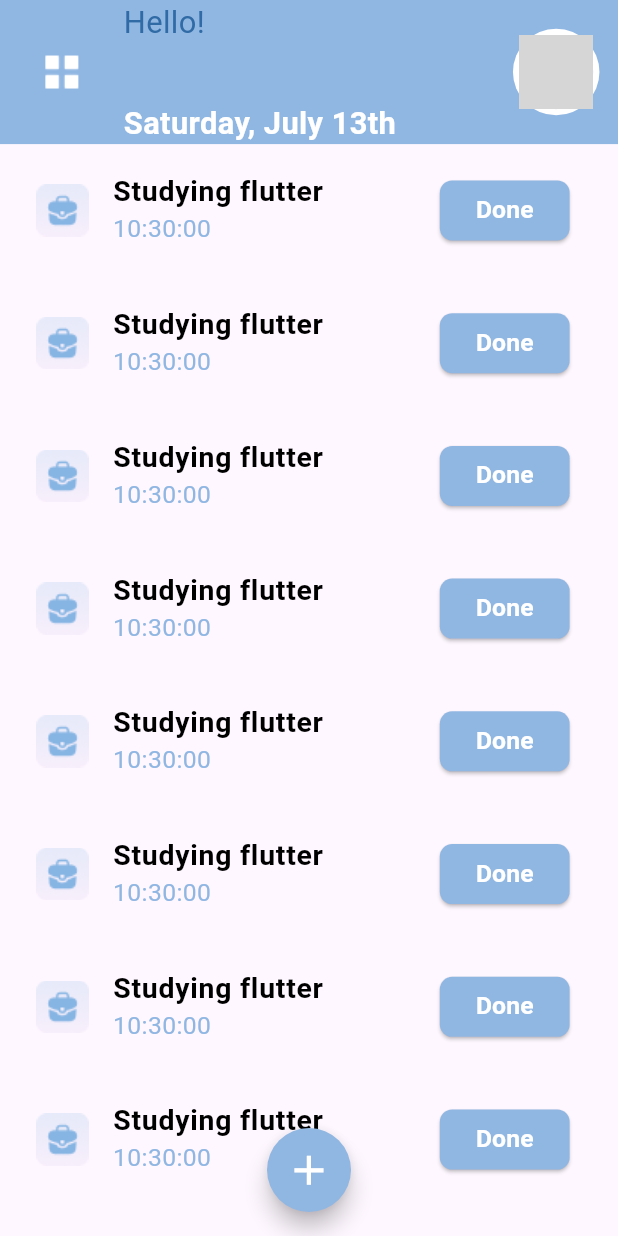
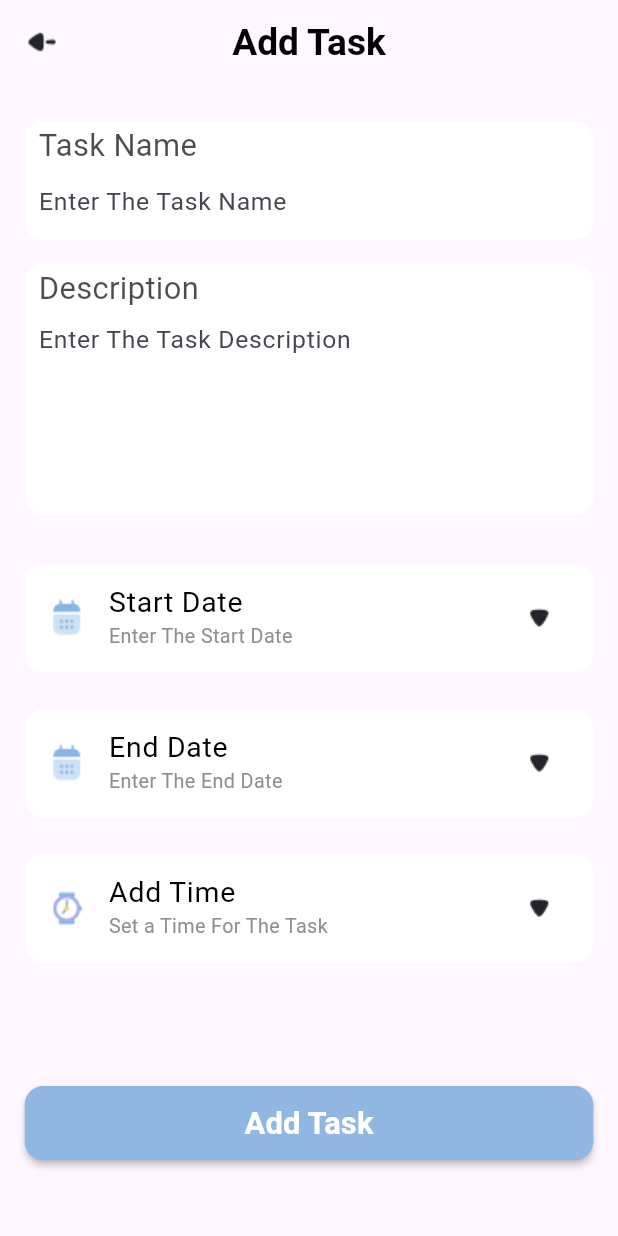
Before and after one commit to atefElhamsa/todo-app, a Flutter app: the HomeScreen screen opened directly with empty values, after a tap on the "add" icon, on a phone screen of 412 x 824 dp. Run offline on Flutter 3.47's test engine with Material 3 defaults, Android fonts, the phone set to English and light mode, and no system bars; our stand-ins replace google_fonts, image_picker; grey boxes are pictures that could not be loaded.

Commit message:
add task finished

```diff
--- a/analysis_options.yaml
+++ b/analysis_options.yaml
@@ -7,6 +7,9 @@
 
 # The following line activates a set of recommended lints for Flutter apps,
 # packages, and plugins designed to encourage good coding practices.
+analyzer:
+  errors:
+    must_be_immutable: ignore
 include: package:flutter_lints/flutter.yaml
 
 linter:
--- /dev/null
+++ b/lib/core/shared_widgets/custom_field.dart
@@ -0,0 +1,89 @@
+// ignore_for_file: must_be_immutable
+
+import 'package:flutter/material.dart';
+import 'package:google_fonts/google_fonts.dart';
+import '../utils/app_colors.dart';
+
+class CustomTextField extends StatelessWidget {
+  const CustomTextField({
+    super.key,
+    required this.controller,
+    required this.nameFromKey,
+    required this.title,
+    required this.subTitle,
+    required this.borderColor,
+    this.minLines = 1,
+    this.maxLines = 1,
+  });
+
+  final TextEditingController controller;
+  final GlobalKey nameFromKey;
+  final String title;
+  final String subTitle;
+  final Color borderColor;
+  final int minLines;
+  final int maxLines;
+
+  @override
+  Widget build(BuildContext context) {
+    return Padding(
+      padding: EdgeInsets.symmetric(
+          horizontal: MediaQuery.of(context).size.width * 0.04),
+      child: Container(
+        decoration: BoxDecoration(
+          color: AppColors.white,
+          borderRadius:
+              BorderRadius.circular(MediaQuery.of(context).size.width * 0.03),
+          border: Border.all(color: borderColor),
+        ),
+        child: Padding(
+          padding: EdgeInsets.symmetric(
+              horizontal: MediaQuery.of(context).size.width * 0.02),
+          child: Column(
+            crossAxisAlignment: CrossAxisAlignment.start,
+            children: [
+              Text(
+                title,
+                style: GoogleFonts.lexendDeca(
+                  textStyle: TextStyle(
+                    fontWeight: FontWeight.w400,
+                    color: AppColors.black.withOpacity(0.7),
+                    fontSize: MediaQuery.of(context).size.height * 0.025,
+                  ),
+                ),
+              ),
+              Form(
+                key: nameFromKey,
+                child: TextFormField(
+                  onFieldSubmitted: (value) {
+                    FocusScope.of(context).requestFocus(
+                      FocusNode(),
+                    );
+                  },
+                  minLines: minLines,
+                  maxLines: maxLines,
+                  controller: controller,
+                  validator: (value) {
+                    if (value == null || value.isEmpty == true) {
+                      return "Please Enter Name";
+                    }
+                    return null;
+                  },
+                  decoration: InputDecoration(
+                    hintText: subTitle,
+                    hintStyle: TextStyle(
+                        fontSize: MediaQuery.of(context).size.height * 0.02),
+                    enabledBorder: InputBorder.none,
+                    focusedBorder: InputBorder.none,
+                    errorBorder: InputBorder.none,
+                    focusedErrorBorder: InputBorder.none,
+                  ),
+                ),
+              ),
+            ],
+          ),
+        ),
+      ),
+    );
+  }
+}
--- a/lib/core/utils/app_colors.dart
+++ b/lib/core/utils/app_colors.dart
@@ -9,4 +9,5 @@ class AppColors {
   static const Color grey2 = Color(0XFF6E6A7C);
   static const Color blue = Color(0XFF306BA6);
   static const Color red = Color(0XFFBD5461);
+  static const Color archivedAndDone = Color(0XFF739CCB);
 }
--- a/lib/core/utils/app_images.dart
+++ b/lib/core/utils/app_images.dart
@@ -1,7 +1,13 @@
 class AppImages {
   static const String onBoardingImages = "assets/images/onboarding_image.png";
+  static const String arrowRight = "assets/images/Arrow_Right.png";
   static const String arrowLeft = "assets/images/Arrow_Left.png";
   static const String loginImage = "assets/images/login_image.png";
   static const String menu = "assets/images/menu.png";
   static const String shop = "assets/images/shop.png";
+  static const String doneTasks = "assets/images/done.png";
+  static const String archeviedTasks = "assets/images/archived.png";
+  static const String calendar = "assets/images/calendar.png";
+  static const String watch = "assets/images/watch.png";
+  static const String arrowDown = "assets/images/Arrow_Down.png";
 }
--- a/lib/core/utils/app_texts.dart
+++ b/lib/core/utils/app_texts.dart
@@ -12,4 +12,17 @@ class AppTexts {
   static const String camera = "Camera";
   static const String hello = "Hello!";
   static const String done = "Done";
+  static const String doneTasks = "Done Tasks";
+  static const String archivedTasks = "Archived Tasks";
+  static const String addTask = "Add Task";
+  static const String taskName = "Task Name";
+  static const String enterTaskName = "Enter The Task Name";
+  static const String description = "Description";
+  static const String enterTaskDescription = "Enter The Task Description";
+  static const String startDate = "Start Date";
+  static const String endDate = "End Date";
+  static const String addTime = "Add Time";
+  static const String enterStartDate = "Enter The Start Date";
+  static const String enterEndDate = "Enter The End Date";
+  static const String setTimeForTask = "Set a Time For The Task";
 }
--- /dev/null
+++ b/lib/features/add_note/presentation/view/add_note_screen.dart
@@ -0,0 +1,40 @@
+import 'package:flutter/material.dart';
+import 'package:google_fonts/google_fonts.dart';
+import 'package:todo/core/utils/app_colors.dart';
+import 'package:todo/core/utils/app_images.dart';
+import 'package:todo/core/utils/app_texts.dart';
+import 'package:todo/features/add_note/presentation/view/widgets/add_note_body.dart';
+
+class AddNoteScreen extends StatelessWidget {
+  const AddNoteScreen({super.key});
+
+  @override
+  Widget build(BuildContext context) {
+    return SafeArea(
+      child: Scaffold(
+        appBar: AppBar(
+          centerTitle: true,
+          title: Text(
+            AppTexts.addTask,
+            style: GoogleFonts.lexendDeca(
+              textStyle: TextStyle(
+                fontWeight: FontWeight.w600,
+                color: AppColors.black,
+                fontSize: MediaQuery.of(context).size.height * 0.03,
+              ),
+            ),
+          ),
+          leading: GestureDetector(
+            onTap: () {
+              Navigator.pop(context);
+            },
+            child: Image.asset(
+              AppImages.arrowLeft,
+            ),
+          ),
+        ),
+        body: const AddNoteBody(),
+      ),
+    );
+  }
+}
--- /dev/null
+++ b/lib/features/add_note/presentation/view/widgets/add_note_body.dart
@@ -0,0 +1,220 @@
+import 'package:flutter/material.dart';
+import 'package:google_fonts/google_fonts.dart';
+import 'package:todo/core/shared_widgets/custom_field.dart';
+import 'package:todo/core/utils/app_colors.dart';
+import 'package:todo/core/utils/app_images.dart';
+import 'package:todo/core/utils/app_texts.dart';
+
+class AddNoteBody extends StatefulWidget {
+  const AddNoteBody({super.key});
+
+  @override
+  State<AddNoteBody> createState() => _AddNoteBodyState();
+}
+
+class _AddNoteBodyState extends State<AddNoteBody> {
+  TextEditingController taskName = TextEditingController();
+  var nameFromKeyTask = GlobalKey<FormState>();
+  TextEditingController descriptionName = TextEditingController();
+  var nameFromKeyDescription = GlobalKey<FormState>();
+
+  @override
+  Widget build(BuildContext context) {
+    return ListView(
+      children: [
+        SizedBox(
+          height: MediaQuery.of(context).size.height * 0.03,
+        ),
+        CustomTextField(
+          controller: taskName,
+          nameFromKey: nameFromKeyTask,
+          title: AppTexts.taskName,
+          subTitle: AppTexts.enterTaskName,
+          borderColor: AppColors.white,
+        ),
+        SizedBox(
+          height: MediaQuery.of(context).size.height * 0.02,
+        ),
+        CustomTextField(
+          controller: descriptionName,
+          nameFromKey: nameFromKeyDescription,
+          title: AppTexts.description,
+          subTitle: AppTexts.enterTaskDescription,
+          borderColor: AppColors.white,
+          minLines: 5,
+          maxLines: 7,
+        ),
+        SizedBox(
+          height: MediaQuery.of(context).size.height * 0.04,
+        ),
+        Padding(
+          padding: EdgeInsets.symmetric(
+              horizontal: MediaQuery.of(context).size.width * 0.04),
+          child: ListTile(
+            shape: RoundedRectangleBorder(
+                borderRadius: BorderRadius.circular(
+                    MediaQuery.of(context).size.width * 0.03)),
+            tileColor: AppColors.white,
+            title: Text(
+              AppTexts.startDate,
+              style: GoogleFonts.lexendDeca(
+                textStyle: TextStyle(
+                  fontWeight: FontWeight.w400,
+                  color: AppColors.black,
+                  fontSize: MediaQuery.of(context).size.height * 0.023,
+                ),
+              ),
+            ),
+            leading: Image.asset(AppImages.calendar),
+            trailing: GestureDetector(
+              onTap: () {
+                showDatePicker(
+                  context: context,
+                  firstDate: DateTime.now(),
+                  lastDate: DateTime.now(),
+                );
+              },
+              child: Image.asset(AppImages.arrowDown),
+            ),
+            subtitle: Text(
+              AppTexts.enterStartDate,
+              style: GoogleFonts.lexendDeca(
+                textStyle: TextStyle(
+                  fontWeight: FontWeight.w400,
+                  color: AppColors.grey1,
+                  fontSize: MediaQuery.of(context).size.height * 0.016,
+                ),
+              ),
+            ),
+          ),
+        ),
+        SizedBox(
+          height: MediaQuery.of(context).size.height * 0.03,
+        ),
+        Padding(
+          padding: EdgeInsets.symmetric(
+              horizontal: MediaQuery.of(context).size.width * 0.04),
+          child: ListTile(
+            shape: RoundedRectangleBorder(
+              borderRadius: BorderRadius.circular(
+                MediaQuery.of(context).size.width * 0.03,
+              ),
+            ),
+            tileColor: AppColors.white,
+            title: Text(
+              AppTexts.endDate,
+              style: GoogleFonts.lexendDeca(
+                textStyle: TextStyle(
+                  fontWeight: FontWeight.w400,
+                  color: AppColors.black,
+                  fontSize: MediaQuery.of(context).size.height * 0.023,
+                ),
+              ),
+            ),
+            leading: Image.asset(AppImages.calendar),
+            trailing: GestureDetector(
+              onTap: () {
+                showDatePicker(
+                  context: context,
+                  firstDate: DateTime.now(),
+                  lastDate: DateTime.now().add(
+                    const Duration(days: 365),
+                  ),
+                );
+              },
+              child: Image.asset(AppImages.arrowDown),
+            ),
+            subtitle: Text(
+              AppTexts.enterEndDate,
+              style: GoogleFonts.lexendDeca(
+                textStyle: TextStyle(
+                  fontWeight: FontWeight.w400,
+                  color: AppColors.grey1,
+                  fontSize: MediaQuery.of(context).size.height * 0.016,
+                ),
+              ),
+            ),
+          ),
+        ),
+        SizedBox(
+          height: MediaQuery.of(context).size.height * 0.03,
+        ),
+        Padding(
+          padding: EdgeInsets.symmetric(
+              horizontal: MediaQuery.of(context).size.width * 0.04),
+          child: ListTile(
+            shape: RoundedRectangleBorder(
+              borderRadius: BorderRadius.circular(
+                MediaQuery.of(context).size.width * 0.03,
+              ),
+            ),
+            tileColor: AppColors.white,
+            title: Text(
+              AppTexts.addTime,
+              style: GoogleFonts.lexendDeca(
+                textStyle: TextStyle(
+                  fontWeight: FontWeight.w400,
+                  color: AppColors.black,
+                  fontSize: MediaQuery.of(context).size.height * 0.023,
+                ),
+              ),
+            ),
+            leading: Image.asset(AppImages.watch),
+            trailing: GestureDetector(
+              onTap: () {
+                showTimePicker(
+                  context: context,
+                  initialTime: TimeOfDay.now(),
+                );
+              },
+              child: Image.asset(AppImages.arrowDown),
+            ),
+            subtitle: Text(
+              AppTexts.setTimeForTask,
+              style: GoogleFonts.lexendDeca(
+                textStyle: TextStyle(
+                  fontWeight: FontWeight.w400,
+                  color: AppColors.grey1,
+                  fontSize: MediaQuery.of(context).size.height * 0.016,
+                ),
+              ),
+            ),
+          ),
+        ),
+        SizedBox(
+          height: MediaQuery.of(context).size.height * 0.1,
+        ),
+        Padding(
+          padding: EdgeInsets.symmetric(
+              horizontal: MediaQuery.of(context).size.width * 0.04),
+          child: MaterialButton(
+            onPressed: () {},
+            color: AppColors.mainColor,
+            height: MediaQuery.of(context).size.height * 0.06,
+            shape: RoundedRectangleBorder(
+              borderRadius:
+              BorderRadius.circular(MediaQuery.of(context).size.width * 0.03),
+            ),
+            child: Row(
+              children: [
+                Expanded(
+                  child: Text(
+                    AppTexts.addTask,
+                    textAlign: TextAlign.center,
+                    style: GoogleFonts.lexendDeca(
+                      textStyle: TextStyle(
+                        fontWeight: FontWeight.w600,
+                        color: AppColors.white,
+                        fontSize: MediaQuery.of(context).size.height * 0.025,
+                      ),
+                    ),
+                  ),
+                ),
+              ],
+            ),
+          ),
+        ),
+      ],
+    );
+  }
+}
--- a/lib/features/home/presentation/view/home_screen.dart
+++ b/lib/features/home/presentation/view/home_screen.dart
@@ -1,7 +1,9 @@
 import 'dart:io';
 import 'package:flutter/material.dart';
 import 'package:todo/core/utils/app_colors.dart';
+import 'package:todo/features/add_note/presentation/view/add_note_screen.dart';
 import 'package:todo/features/home/presentation/view/widgets/home_body.dart';
+import 'package:todo/features/home/presentation/view/widgets/home_drawer.dart';
 
 class HomeScreen extends StatelessWidget {
   const HomeScreen({super.key, required this.photo, required this.name});
@@ -15,7 +17,14 @@ class HomeScreen extends StatelessWidget {
       child: Scaffold(
         floatingActionButtonLocation: FloatingActionButtonLocation.centerFloat,
         floatingActionButton: FloatingActionButton(
-          onPressed: () {},
+          onPressed: () {
+            Navigator.push(
+              context,
+              MaterialPageRoute(builder: (context){
+                return const AddNoteScreen();
+              }),
+            );
+          },
           backgroundColor: AppColors.mainColor,
           shape: RoundedRectangleBorder(
             borderRadius:
@@ -27,8 +36,9 @@ class HomeScreen extends StatelessWidget {
             size: MediaQuery.of(context).size.width * 0.08,
           ),
         ),
-        drawer: Drawer(
-          child: Text("Atef Elhamsa"),
+        drawer: HomeDrawer(
+          name: name,
+          photo: photo,
         ),
         body: HomeBody(
           name: name,
--- /dev/null
+++ b/lib/features/home/presentation/view/widgets/home_drawer.dart
@@ -0,0 +1,111 @@
+import 'dart:io';
+import 'package:flutter/material.dart';
+import 'package:google_fonts/google_fonts.dart';
+import 'package:todo/core/utils/app_images.dart';
+import 'package:todo/core/utils/app_texts.dart';
+import '../../../../../core/utils/app_colors.dart';
+
+class HomeDrawer extends StatelessWidget {
+  const HomeDrawer({super.key, required this.name, required this.photo});
+
+  final String name;
+  final File photo;
+
+  @override
+  Widget build(BuildContext context) {
+    return Drawer(
+      width: MediaQuery.of(context).size.width * 0.7,
+      shape: RoundedRectangleBorder(
+        borderRadius: BorderRadius.only(
+          bottomRight: Radius.circular(MediaQuery.of(context).size.width * 0),
+          topRight: Radius.circular(MediaQuery.of(context).size.width * 0.15),
+        ),
+      ),
+      child: Column(
+        children: [
+          Container(
+            padding: EdgeInsets.all(MediaQuery.of(context).size.height * 0.022),
+            color: AppColors.mainColor,
+            child: Row(
+              children: [
+                Expanded(
+                  child: CircleAvatar(
+                    radius: MediaQuery.of(context).size.width * 0.065,
+                    backgroundColor: AppColors.white,
+                    child: CircleAvatar(
+                      radius: MediaQuery.of(context).size.width * 0.06,
+                      backgroundImage: Image.file(
+                        photo,
+                        fit: BoxFit.cover,
+                      ).image,
+                    ),
+                  ),
+                ),
+                Expanded(
+                  child: Text(
+                    name.trim(),
+                    style: GoogleFonts.lexendDeca(
+                      textStyle: TextStyle(
+                        fontWeight: FontWeight.w600,
+                        color: AppColors.white,
+                        fontSize: MediaQuery.of(context).size.height * 0.025,
+                      ),
+                    ),
+                  ),
+                ),
+              ],
+            ),
+          ),
+          SizedBox(height: MediaQuery.of(context).size.height * 0.02,),
+          Padding(
+            padding: EdgeInsets.only(right: MediaQuery.of(context).size.width * 0.06),
+            child: ListTile(
+              shape: RoundedRectangleBorder(
+                borderRadius: BorderRadius.only(
+                  topRight: Radius.circular(MediaQuery.of(context).size.width * 0.03),
+                  bottomRight: Radius.circular(MediaQuery.of(context).size.width * 0.03),
+                ),
+              ),
+              tileColor: AppColors.mainColor.withOpacity(0.1),
+              title: Text(
+                AppTexts.archivedTasks,
+                style: GoogleFonts.lexendDeca(
+                  textStyle: TextStyle(
+                    fontWeight: FontWeight.w600,
+                    color: AppColors.archivedAndDone,
+                    fontSize: MediaQuery.of(context).size.height * 0.025,
+                  ),
+                ),
+              ),
+              leading: Image.asset(AppImages.archeviedTasks),
+            ),
+          ),
+          SizedBox(height: MediaQuery.of(context).size.height * 0.02,),
+          Padding(
+            padding: EdgeInsets.only(right: MediaQuery.of(context).size.width * 0.06),
+            child: ListTile(
+              shape: RoundedRectangleBorder(
+                borderRadius: BorderRadius.only(
+                  topRight: Radius.circular(MediaQuery.of(context).size.width * 0.03),
+                  bottomRight: Radius.circular(MediaQuery.of(context).size.width * 0.03),
+                ),
+              ),
+              tileColor: AppColors.mainColor.withOpacity(0.1),
+              title: Text(
+                AppTexts.doneTasks,
+                style: GoogleFonts.lexendDeca(
+                  textStyle: TextStyle(
+                    fontWeight: FontWeight.w600,
+                    color: AppColors.archivedAndDone,
+                    fontSize: MediaQuery.of(context).size.height * 0.025,
+                  ),
+                ),
+              ),
+              leading: Image.asset(AppImages.doneTasks),
+            ),
+          ),
+        ],
+      ),
+    );
+  }
+}
--- a/lib/features/login/presentation/view/widgets/appbar.dart
+++ b/lib/features/login/presentation/view/widgets/appbar.dart
@@ -1,8 +1,6 @@
 import 'dart:io';
-
 import 'package:flutter/material.dart';
 import 'package:google_fonts/google_fonts.dart';
-
 import '../../../../../core/utils/app_colors.dart';
 import '../../../../../core/utils/app_images.dart';
 import '../../../../../core/utils/app_texts.dart';
@@ -78,7 +76,7 @@ class CustomAppBar extends StatelessWidget {
           ),
           Expanded(
             child: CircleAvatar(
-              radius: MediaQuery.of(context).size.width * 0.07,
+              radius: MediaQuery.of(context).size.width * 0.065,
               backgroundColor: AppColors.white,
               child: CircleAvatar(
                 radius: MediaQuery.of(context).size.width * 0.06,
--- a/lib/features/login/presentation/view/widgets/login_body.dart
+++ b/lib/features/login/presentation/view/widgets/login_body.dart
@@ -1,7 +1,10 @@
+// ignore_for_file: use_build_context_synchronously
+
 import 'dart:io';
 import 'package:flutter/material.dart';
 import 'package:google_fonts/google_fonts.dart';
 import 'package:image_picker/image_picker.dart';
+import 'package:todo/core/shared_widgets/custom_field.dart';
 import 'package:todo/core/utils/app_colors.dart';
 import 'package:todo/core/utils/app_images.dart';
 import 'package:todo/core/utils/app_texts.dart';
@@ -237,57 +240,12 @@ class _LoginBodyState extends State<LoginBody> {
           SizedBox(
             height: MediaQuery.of(context).size.height * 0.06,
           ),
-          Padding(
-            padding: EdgeInsets.symmetric(
-                horizontal: MediaQuery.of(context).size.width * 0.04),
-            child: Container(
-              decoration: BoxDecoration(
-                borderRadius: BorderRadius.circular(
-                    MediaQuery.of(context).size.width * 0.03),
-                border: Border.all(color: AppColors.labni2),
-              ),
-              child: Padding(
-                padding: EdgeInsets.symmetric(
-                    horizontal: MediaQuery.of(context).size.width * 0.02),
-                child: Column(
-                  crossAxisAlignment: CrossAxisAlignment.start,
-                  children: [
-                    Text(
-                      AppTexts.yourName,
-                      style: GoogleFonts.lexendDeca(
-                        textStyle: TextStyle(
-                          fontWeight: FontWeight.w400,
-                          color: AppColors.grey2,
-                          fontSize: MediaQuery.of(context).size.height * 0.025,
-                        ),
-                      ),
-                    ),
-                    Form(
-                      key: nameFromKey,
-                      child: TextFormField(
-                        controller: name,
-                        validator: (value) {
-                          if (value == null || value.isEmpty == true) {
-                            return "Please Enter Your Name";
-                          }
-                          return null;
-                        },
-                        decoration: InputDecoration(
-                          hintText: AppTexts.enterYourName,
-                          hintStyle: TextStyle(
-                              fontSize:
-                                  MediaQuery.of(context).size.height * 0.02),
-                          enabledBorder: InputBorder.none,
-                          focusedBorder: InputBorder.none,
-                          errorBorder: InputBorder.none,
-                          focusedErrorBorder: InputBorder.none,
-                        ),
-                      ),
-                    ),
-                  ],
-                ),
-              ),
-            ),
+          CustomTextField(
+            nameFromKey: nameFromKey,
+            controller: name,
+            title: AppTexts.yourName,
+            subTitle: AppTexts.enterYourName,
+            borderColor: AppColors.labni2,
           ),
           SizedBox(
             height: MediaQuery.of(context).size.height * 0.08,
--- a/lib/features/onboarding/presentation/view/widgets/onboarding_body.dart
+++ b/lib/features/onboarding/presentation/view/widgets/onboarding_body.dart
@@ -76,7 +76,7 @@ class OnBoardingBody extends StatelessWidget {
                     ),
                   ),
                 ),
-                Image.asset(AppImages.arrowLeft),
+                Image.asset(AppImages.arrowRight),
               ],
             ),
           ),
--- a/lib/main.dart
+++ b/lib/main.dart
@@ -1,9 +1,10 @@
 import 'package:flutter/material.dart';
 import 'package:todo/features/onboarding/presentation/view/onboarding_screen.dart';
 
-void main(){
+void main() {
   runApp(const MyApp());
 }
+
 class MyApp extends StatelessWidget {
   const MyApp({super.key});
 
```
Also changed, not shown: assets/images/Arrow_Down.png (added), assets/images/Arrow_Left.png, assets/images/Arrow_Right.png (added), assets/images/archived.png (added), assets/images/calendar.png (added), assets/images/done.png (added), assets/images/watch.png (added).
